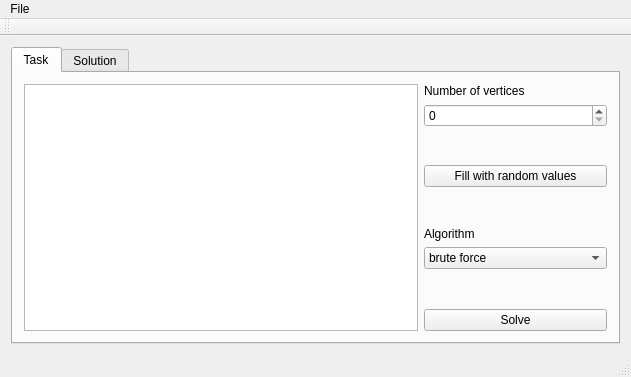
Before: the Qt Designer form mainwindow.ui in programmer04/EzTSPSolver, drawn with Qt 5.
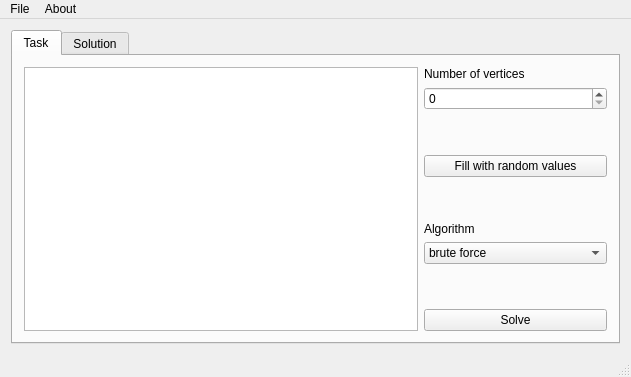
After: the same form once the commit is applied.

Commit message:
Fixed bug in spinbox during loading input
I try also add validation for user input in celss but it isn't wrok I
left it in commentd.

The edit to the form file:
```diff
--- a/mainwindow.ui
+++ b/mainwindow.ui
@@ -189,19 +189,16 @@
     <addaction name="menuSave"/>
     <addaction name="actionLoad"/>
     <addaction name="actionSettings"/>
-    <addaction name="separator"/>
+   </widget>
+   <widget class="QMenu" name="menuAbout">
+    <property name="title">
+     <string>About</string>
+    </property>
     <addaction name="actionAbout_Qt"/>
     <addaction name="actionAbout_EzTSPSolver"/>
    </widget>
    <addaction name="menuFile"/>
-  </widget>
-  <widget class="QToolBar" name="mainToolBar">
-   <attribute name="toolBarArea">
-    <enum>TopToolBarArea</enum>
-   </attribute>
-   <attribute name="toolBarBreak">
-    <bool>false</bool>
-   </attribute>
+   <addaction name="menuAbout"/>
   </widget>
   <widget class="QStatusBar" name="statusBar"/>
   <action name="actionAbout_EzTSPSolver">
```
Left out of the diff: 1 changed line with no effect on the pictures. The commit also changes 6 other files.
